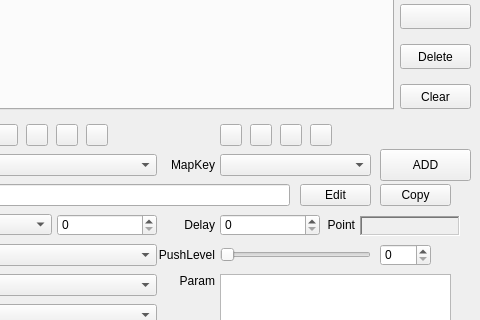
Zalafina/QKeyMapper, file QKeyMapper/qkeymapper.ui: the form before one commit; both pictures show x 590 to 1070 and y 246 to 566 of the 1070 by 670 pixel window.
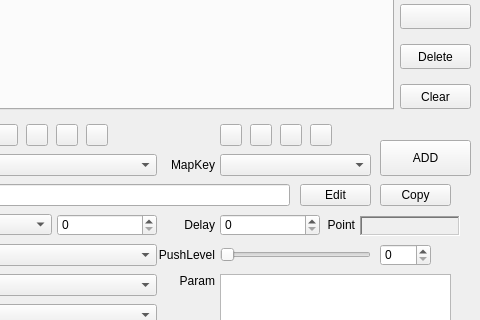
The form after the commit. Custom widgets are drawn as their Qt base class.

Commit message: Add copy button for keyrecord lineedit.

```diff
--- a/QKeyMapper/qkeymapper.ui
+++ b/QKeyMapper/qkeymapper.ui
@@ -80,9 +80,9 @@
    <property name="geometry">
     <rect>
      <x>970</x>
-     <y>395</y>
+     <y>386</y>
      <width>91</width>
-     <height>32</height>
+     <height>36</height>
     </rect>
    </property>
    <property name="focusPolicy">
```
The commit also changes 3 other files.
